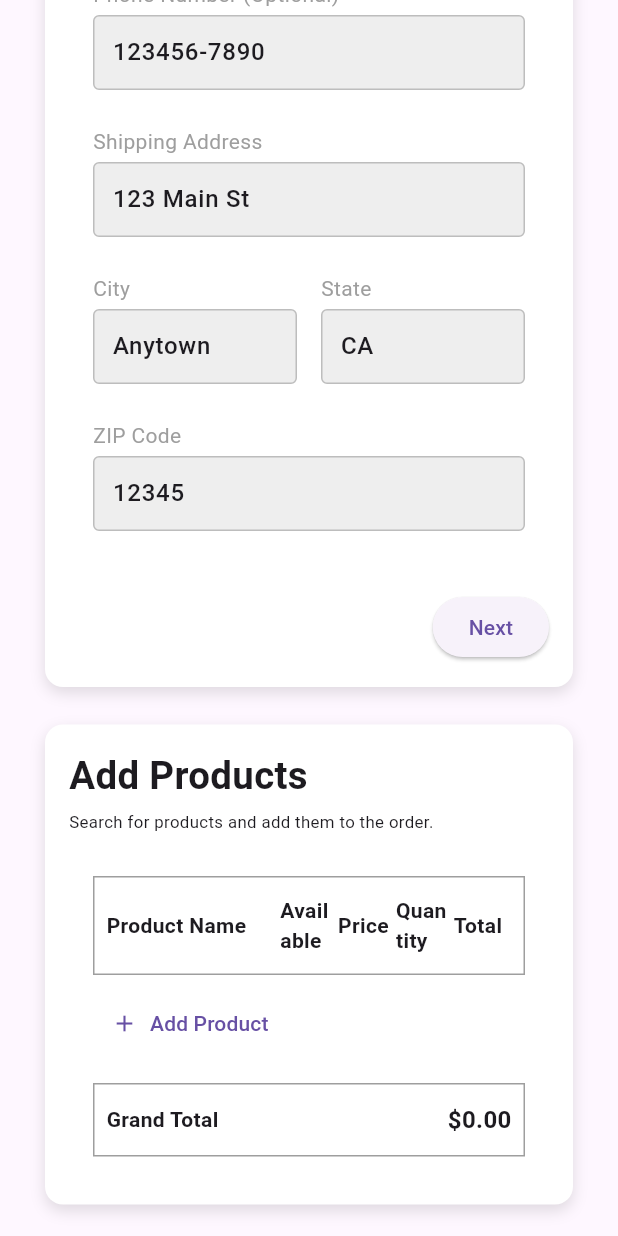
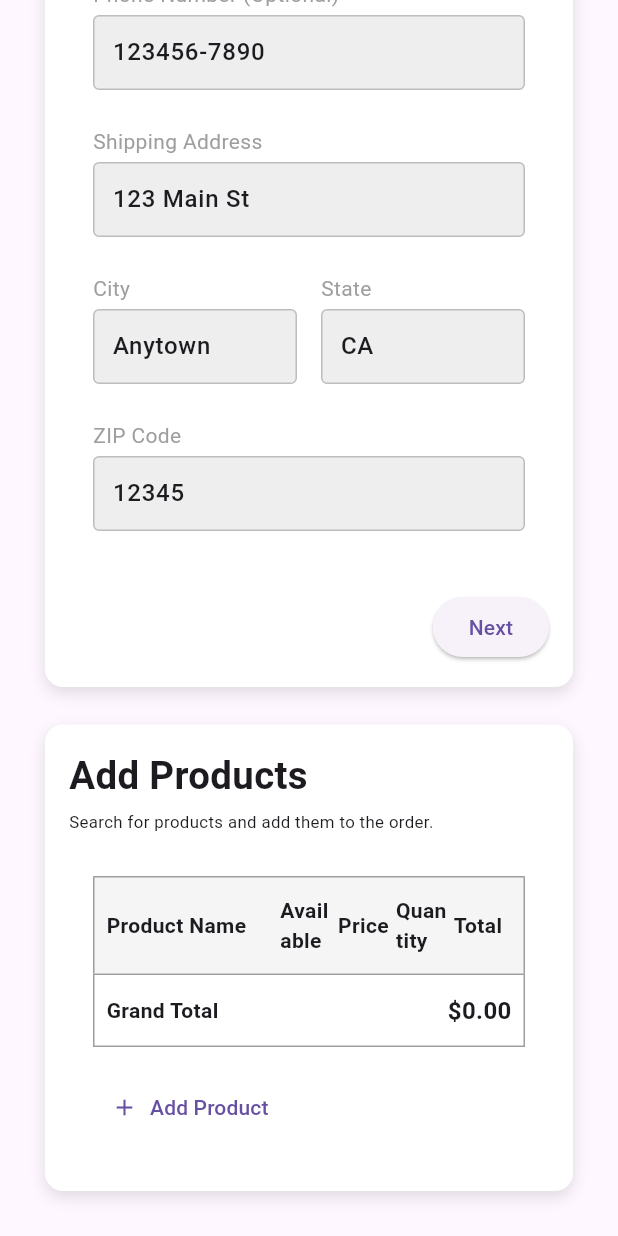
Before and after one commit to Mohammed-bintaleb/onyx_dashboard, a Flutter app: the CreateOrderView screen opened directly, scrolled down 303 dp, on a phone screen of 412 x 824 dp. Run offline on Flutter 3.47's test engine with Material 3 defaults, Android fonts, the phone set to English and light mode, and no system bars; our stand-ins replace fl_chart, flutter_bloc, flutter_form_builder, flutter_svg, syncfusion_flutter_charts.

Commit message:
order table part 1

```diff
--- /dev/null
+++ b/lib/models/product_data.dart
@@ -0,0 +1,6 @@
+class ProductData {
+  final int available;
+  final double price;
+
+  ProductData({required this.available, required this.price});
+}
--- /dev/null
+++ b/lib/models/product_row.dart
@@ -0,0 +1,6 @@
+class ProductRow {
+  String name;
+  int quantity;
+
+  ProductRow({required this.name, this.quantity = 1});
+}
--- a/lib/views/widgets/add_products.dart
+++ b/lib/views/widgets/add_products.dart
@@ -1,4 +1,10 @@
 import 'package:flutter/material.dart';
+import 'package:onyx_dashboard/views/widgets/add_row_button.dart';
+import '../../models/product_data.dart';
+import '../../models/product_row.dart';
+import 'table_header.dart';
+import 'product_row.dart';
+import 'grand_total.dart';
 
 class ProductTable extends StatefulWidget {
   const ProductTable({super.key});
@@ -25,150 +31,28 @@ class _ProductTableState extends State<ProductTable> {
       padding: const EdgeInsets.all(16.0),
       child: Column(
         children: [
-          _buildTableHeader(),
-          const SizedBox(height: 8),
-          ..._products.map((product) => _buildProductRow(product)),
-          _buildAddButton(),
-          const SizedBox(height: 16),
-          _buildGrandTotal(),
-        ],
-      ),
-    );
-  }
-
-  Widget _buildTableHeader() {
-    return Container(
-      padding: const EdgeInsets.symmetric(vertical: 12, horizontal: 8),
-      decoration: BoxDecoration(border: Border.all(color: Colors.grey)),
-      child: const Row(
-        children: [
-          Expanded(
-            flex: 3,
-            child: Text(
-              'Product Name',
-              style: TextStyle(fontWeight: FontWeight.bold),
-            ),
-          ),
-          Expanded(
-            child: Text(
-              'Available',
-              style: TextStyle(fontWeight: FontWeight.bold),
-            ),
-          ),
-          Expanded(
-            child: Text('Price', style: TextStyle(fontWeight: FontWeight.bold)),
-          ),
-          Expanded(
-            child: Text(
-              'Quantity',
-              style: TextStyle(fontWeight: FontWeight.bold),
-            ),
-          ),
-          Expanded(
-            child: Text('Total', style: TextStyle(fontWeight: FontWeight.bold)),
-          ),
-        ],
-      ),
-    );
-  }
-
-  Widget _buildProductRow(ProductRow product) {
-    final productData = _productDatabase[product.name]!;
-
-    return Container(
-      margin: const EdgeInsets.only(bottom: 8),
-      padding: const EdgeInsets.symmetric(vertical: 12, horizontal: 8),
-      decoration: BoxDecoration(border: Border.all(color: Colors.grey)),
-      child: Row(
-        children: [
-          // Product Name Dropdown
-          Expanded(
-            flex: 3,
-            child: DropdownButton<String>(
-              value: product.name,
-              items: _productDatabase.keys.map((String value) {
-                return DropdownMenuItem<String>(
-                  value: value,
-                  child: Text(value),
-                );
-              }).toList(),
-              onChanged: (newValue) {
+          const TableHeader(),
+          ..._products.map(
+            (product) => ProductRowWidget(
+              product: product,
+              productDatabase: _productDatabase,
+              onNameChanged: (newName) {
                 setState(() {
-                  product.name = newValue!;
+                  product.name = newName;
                   _calculateTotal();
                 });
               },
-              isExpanded: true,
-              underline: Container(),
+              onQuantityChanged: (newQuantity) {
+                setState(() {
+                  product.quantity = newQuantity;
+                  _calculateTotal();
+                });
+              },
             ),
           ),
-
-          // Available
-          Expanded(child: Text('${productData.available}')),
-
-          // Price
-          Expanded(child: Text('\$${productData.price.toStringAsFixed(2)}')),
-
-          // Quantity Input
-          Expanded(
-            child: TextFormField(
-              initialValue: product.quantity.toString(),
-              keyboardType: TextInputType.number,
-              onChanged: (value) {
-                final newQuantity = int.tryParse(value) ?? 0;
-                final maxAvailable = productData.available;
-
-                if (newQuantity <= maxAvailable) {
-                  setState(() {
-                    product.quantity = newQuantity;
-                    _calculateTotal();
-                  });
-                }
-              },
-              decoration: const InputDecoration(
-                isDense: true,
-                border: OutlineInputBorder(),
-              ),
-            ),
-          ),
-
-          // Total
-          Expanded(
-            child: Text(
-              '\$${(productData.price * product.quantity).toStringAsFixed(2)}',
-            ),
-          ),
-        ],
-      ),
-    );
-  }
-
-  Widget _buildAddButton() {
-    return Align(
-      alignment: Alignment.centerLeft,
-      child: TextButton.icon(
-        onPressed: _addProduct,
-        icon: const Icon(Icons.add),
-        label: const Text('Add Product'),
-      ),
-    );
-  }
-
-  Widget _buildGrandTotal() {
-    return Container(
-      padding: const EdgeInsets.symmetric(vertical: 12, horizontal: 8),
-      decoration: BoxDecoration(border: Border.all(color: Colors.grey)),
-      child: Row(
-        mainAxisAlignment: MainAxisAlignment.spaceBetween,
-        children: [
-          const Text(
-            'Grand Total',
-            style: TextStyle(fontWeight: FontWeight.bold),
-          ),
-          Text(
-            '\$${_grandTotal.toStringAsFixed(2)}',
-            style: const TextStyle(fontWeight: FontWeight.bold, fontSize: 16),
-          ),
+          GrandTotal(grandTotal: _grandTotal),
+          const SizedBox(height: 16),
+          AddRowButton(onPressed: _addProduct),
         ],
       ),
     );
@@ -188,17 +72,3 @@ class _ProductTableState extends State<ProductTable> {
     setState(() {});
   }
 }
-
-class ProductRow {
-  String name;
-  int quantity;
-
-  ProductRow({required this.name, this.quantity = 1});
-}
-
-class ProductData {
-  final int available;
-  final double price;
-
-  ProductData({required this.available, required this.price});
-}
--- /dev/null
+++ b/lib/views/widgets/add_row_button.dart
@@ -0,0 +1,19 @@
+import 'package:flutter/material.dart';
+
+class AddRowButton extends StatelessWidget {
+  const AddRowButton({super.key, required this.onPressed});
+
+  final VoidCallback onPressed;
+
+  @override
+  Widget build(BuildContext context) {
+    return Align(
+      alignment: Alignment.centerLeft,
+      child: TextButton.icon(
+        onPressed: onPressed,
+        icon: const Icon(Icons.add),
+        label: const Text('Add Product'),
+      ),
+    );
+  }
+}
--- /dev/null
+++ b/lib/views/widgets/grand_total.dart
@@ -0,0 +1,28 @@
+import 'package:flutter/material.dart';
+
+class GrandTotal extends StatelessWidget {
+  const GrandTotal({super.key, required this.grandTotal});
+
+  final double grandTotal;
+
+  @override
+  Widget build(BuildContext context) {
+    return Container(
+      padding: const EdgeInsets.symmetric(vertical: 12, horizontal: 8),
+      decoration: BoxDecoration(border: Border.all(color: Colors.grey)),
+      child: Row(
+        mainAxisAlignment: MainAxisAlignment.spaceBetween,
+        children: [
+          const Text(
+            'Grand Total',
+            style: TextStyle(fontWeight: FontWeight.bold),
+          ),
+          Text(
+            '\$${grandTotal.toStringAsFixed(2)}',
+            style: const TextStyle(fontWeight: FontWeight.bold, fontSize: 16),
+          ),
+        ],
+      ),
+    );
+  }
+}
--- /dev/null
+++ b/lib/views/widgets/table_header.dart
@@ -0,0 +1,50 @@
+import 'package:flutter/material.dart';
+
+class TableHeader extends StatelessWidget {
+  const TableHeader({super.key});
+
+  @override
+  Widget build(BuildContext context) {
+    return Container(
+      padding: const EdgeInsets.symmetric(vertical: 12, horizontal: 8),
+      decoration: BoxDecoration(
+        color: Colors.grey[100],
+        border: Border(
+          top: BorderSide(color: Colors.grey),
+          left: BorderSide(color: Colors.grey),
+          right: BorderSide(color: Colors.grey),
+        ),
+      ),
+      child: const Row(
+        children: [
+          Expanded(
+            flex: 3,
+            child: Text(
+              'Product Name',
+              style: TextStyle(fontWeight: FontWeight.bold),
+            ),
+          ),
+          Expanded(
+            child: Text(
+              'Available',
+              style: TextStyle(fontWeight: FontWeight.bold),
+            ),
+          ),
+          Expanded(
+            child: Text('Price', style: TextStyle(fontWeight: FontWeight.bold)),
+          ),
+          Expanded(
+            child: Text(
+              'Quantity',
+              style: TextStyle(fontWeight: FontWeight.bold),
+            ),
+          ),
+
+          Expanded(
+            child: Text('Total', style: TextStyle(fontWeight: FontWeight.bold)),
+          ),
+        ],
+      ),
+    );
+  }
+}
```
Also changed, not shown: lib/views/widgets/product_row.dart (added, +91 -0 lines).
